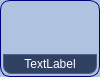
Qt form Auxiliares/toolbarbutton.ui (arcnexus/RedFoX) before a commit.
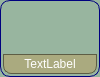
The same form after that commit. Icons and pictures are not drawn.

The edit to the form file:
```diff
--- a/Auxiliares/toolbarbutton.ui
+++ b/Auxiliares/toolbarbutton.ui
@@ -31,7 +31,7 @@
 border-radius: 10px;
 padding: 2px;
 border-color: rgb(0, 0, 127);
-background-color:#AFC3E1;
+background-color:#98b59f;
 </string>
   </property>
   <property name="frameShape">
@@ -123,8 +123,8 @@
     <widget class="QLabel" name="lbl_text">
      <property name="styleSheet">
       <string notr="true">color: rgb(255, 255, 255);
-background-color: #304163;
-border-color: #4C6088;
+background-color: rgb(170, 170, 127);
+border-color: rgb(93, 93, 69);
 border-top-left-radius:0px;
  border-top-right-radius:0px;
  border-bottom-right-radius:8px;
```
Left out of the diff: 15 changed lines with no effect on the pictures.
